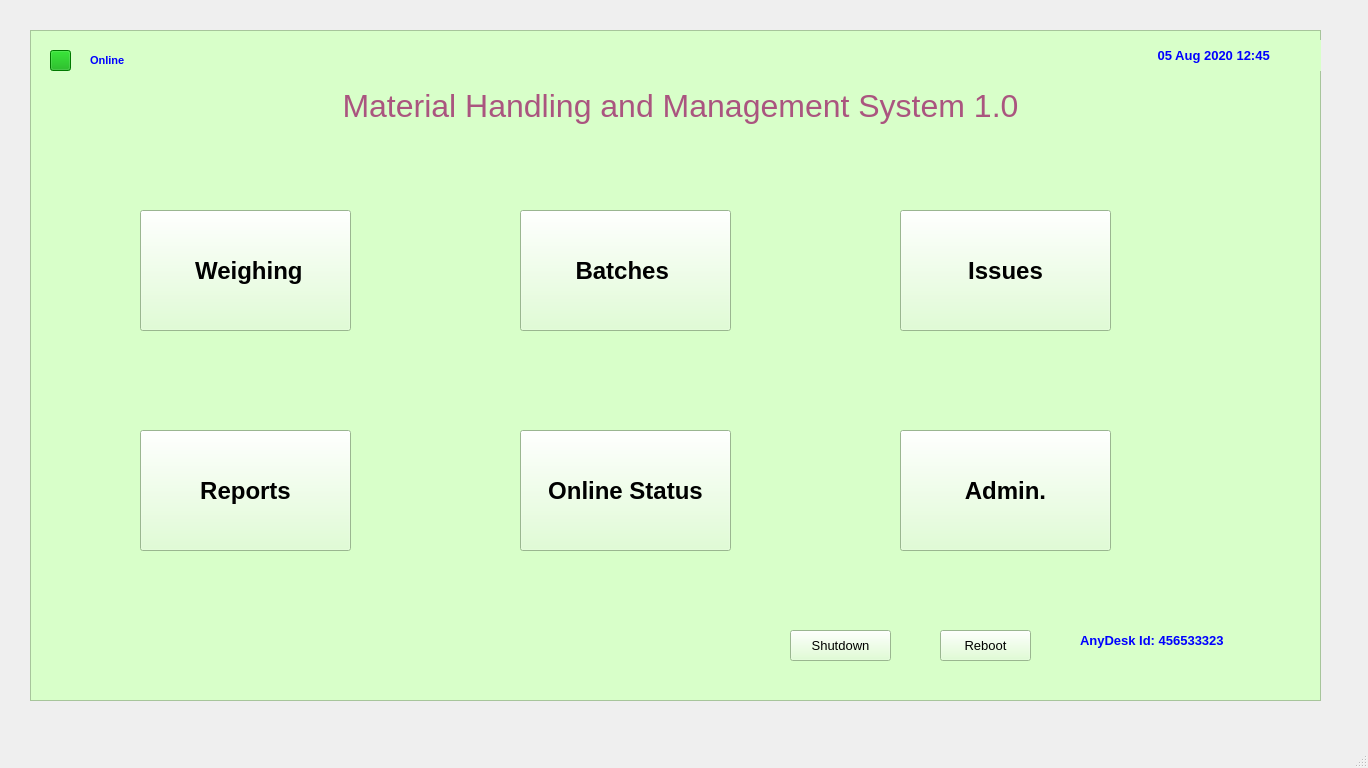
Before: the Qt Designer form FCI/ui/fci_01_main.ui in sanjaymanegit/testRepo, drawn with Qt 5.
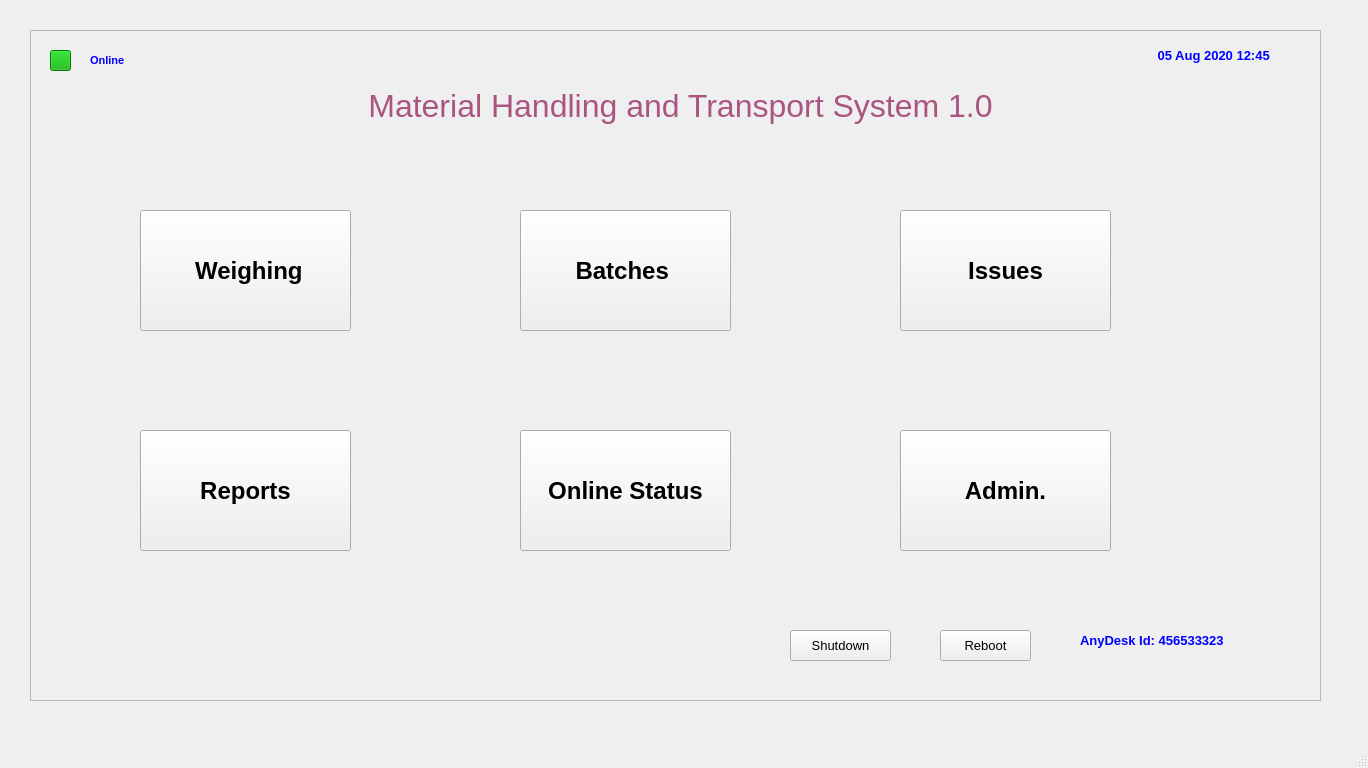
After: the same form once the commit is applied.

```diff
--- a/FCI/ui/fci_01_main.ui
+++ b/FCI/ui/fci_01_main.ui
@@ -30,7 +30,7 @@
      </rect>
     </property>
     <property name="styleSheet">
-     <string notr="true">background-color: rgb(216, 255, 201);</string>
+     <string notr="true"/>
     </property>
     <property name="frameShape">
      <enum>QFrame::StyledPanel</enum>
@@ -119,7 +119,7 @@
       <string notr="true">color: rgb(170, 85, 127);</string>
      </property>
      <property name="text">
-      <string>Material Handling and Management System 1.0</string>
+      <string>Material Handling and Transport System 1.0</string>
      </property>
      <property name="alignment">
       <set>Qt::AlignCenter</set>
```
